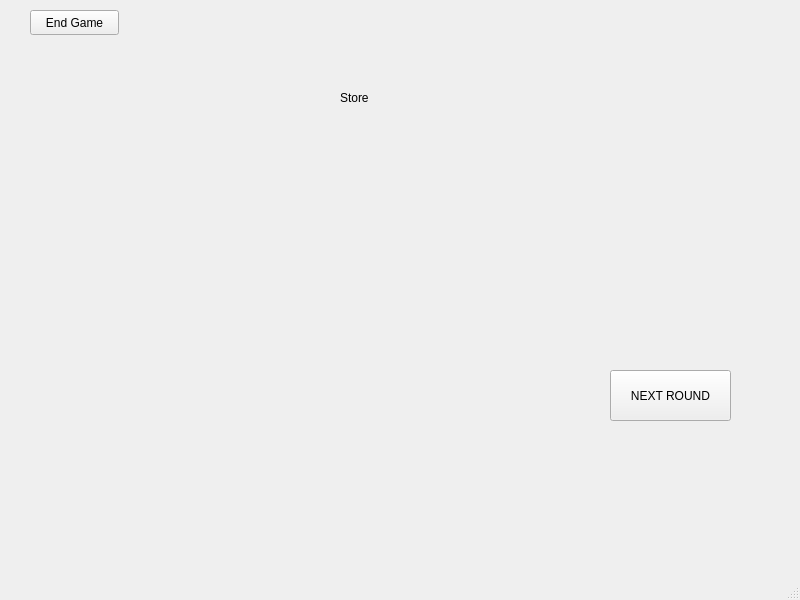
Before: the Qt Designer form Connect4/mainboard.ui in ramirez-gabriela27/Connect-Four, drawn with Qt 5.
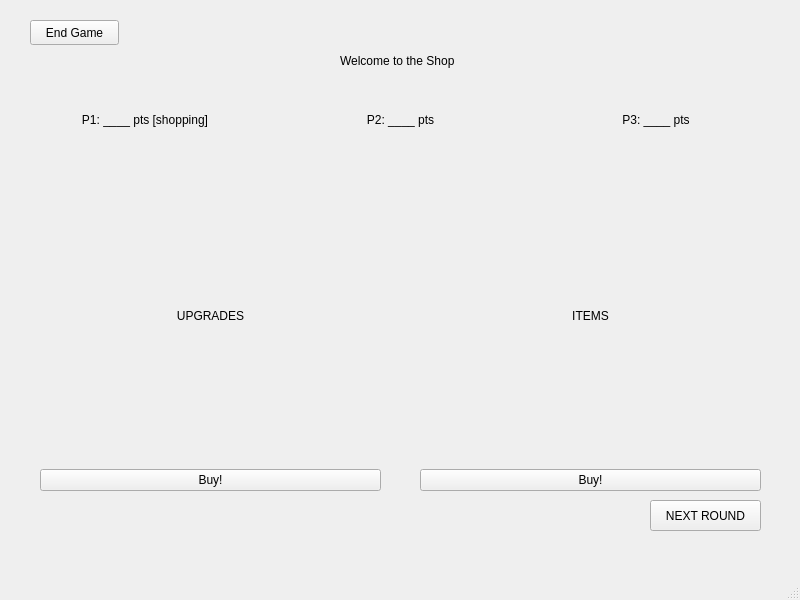
After: the same form once the commit is applied. Icons and pictures are not drawn.

Commit message: added shop GUI, still gotta add the actual inventory

Patch:
```diff
--- a/Connect4/mainboard.ui
+++ b/Connect4/mainboard.ui
@@ -18,7 +18,7 @@
     <property name="geometry">
      <rect>
       <x>20</x>
-      <y>0</y>
+      <y>10</y>
       <width>761</width>
       <height>541</height>
      </rect>
@@ -303,22 +303,22 @@
       <property name="geometry">
        <rect>
         <x>320</x>
-        <y>90</y>
-        <width>55</width>
-        <height>16</height>
+        <y>30</y>
+        <width>151</width>
+        <height>41</height>
        </rect>
       </property>
       <property name="text">
-       <string>Store</string>
+       <string>Welcome to the Shop</string>
       </property>
      </widget>
      <widget class="QPushButton" name="store_nextRoundButton">
       <property name="geometry">
        <rect>
-        <x>590</x>
-        <y>370</y>
-        <width>121</width>
-        <height>51</height>
+        <x>630</x>
+        <y>490</y>
+        <width>111</width>
+        <height>31</height>
        </rect>
       </property>
       <property name="text">
@@ -338,6 +338,91 @@
        <string>End Game</string>
       </property>
      </widget>
+     <widget class="QWidget" name="horizontalLayoutWidget">
+      <property name="geometry">
+       <rect>
+        <x>0</x>
+        <y>70</y>
+        <width>761</width>
+        <height>80</height>
+       </rect>
+      </property>
+      <layout class="QHBoxLayout" name="horizontalLayout">
+       <item>
+        <widget class="QLabel" name="p3_pts">
+         <property name="text">
+          <string>&lt;html&gt;&lt;head/&gt;&lt;body&gt;&lt;p align=&quot;center&quot;&gt;P1: ____ pts [shopping]&lt;/p&gt;&lt;/body&gt;&lt;/html&gt;</string>
+         </property>
+        </widget>
+       </item>
+       <item>
+        <widget class="QLabel" name="p2_pts">
+         <property name="text">
+          <string>&lt;html&gt;&lt;head/&gt;&lt;body&gt;&lt;p align=&quot;center&quot;&gt;P2: ____ pts&lt;/p&gt;&lt;/body&gt;&lt;/html&gt;</string>
+         </property>
+        </widget>
+       </item>
+       <item>
+        <widget class="QLabel" name="p1_pts">
+         <property name="text">
+          <string>&lt;html&gt;&lt;head/&gt;&lt;body&gt;&lt;p align=&quot;center&quot;&gt;P3: ____ pts&lt;/p&gt;&lt;/body&gt;&lt;/html&gt;</string>
+         </property>
+        </widget>
+       </item>
+      </layout>
+     </widget>
+     <widget class="QWidget" name="verticalLayoutWidget_2">
+      <property name="geometry">
+       <rect>
+        <x>20</x>
+        <y>160</y>
+        <width>341</width>
+        <height>321</height>
+       </rect>
+      </property>
+      <layout class="QVBoxLayout" name="Upgrade_Layout">
+       <item>
+        <widget class="QLabel" name="upgrade_label">
+         <property name="text">
+          <string>&lt;html&gt;&lt;head/&gt;&lt;body&gt;&lt;p align=&quot;center&quot;&gt;UPGRADES&lt;/p&gt;&lt;/body&gt;&lt;/html&gt;</string>
+         </property>
+        </widget>
+       </item>
+       <item>
+        <widget class="QPushButton" name="buy_upgrade">
+         <property name="text">
+          <string>Buy!</string>
+         </property>
+        </widget>
+       </item>
+      </layout>
+     </widget>
+     <widget class="QWidget" name="verticalLayoutWidget_3">
+      <property name="geometry">
+       <rect>
+        <x>400</x>
+        <y>160</y>
+        <width>341</width>
+        <height>321</height>
+       </rect>
+      </property>
+      <layout class="QVBoxLayout" name="Design_Layout">
+       <item>
+        <widget class="QLabel" name="item_label">
+         <property name="text">
+          <string>&lt;html&gt;&lt;head/&gt;&lt;body&gt;&lt;p align=&quot;center&quot;&gt;ITEMS&lt;/p&gt;&lt;/body&gt;&lt;/html&gt;</string>
+         </property>
+        </widget>
+       </item>
+       <item>
+        <widget class="QPushButton" name="buy_item">
+         <property name="text">
+          <string>Buy!</string>
+         </property>
+        </widget>
+       </item>
+      </layout>
+     </widget>
     </widget>
    </widget>
   </widget>
```
Left out of the diff: 2 changed lines with no effect on the pictures. The commit also changes 28 other files.
